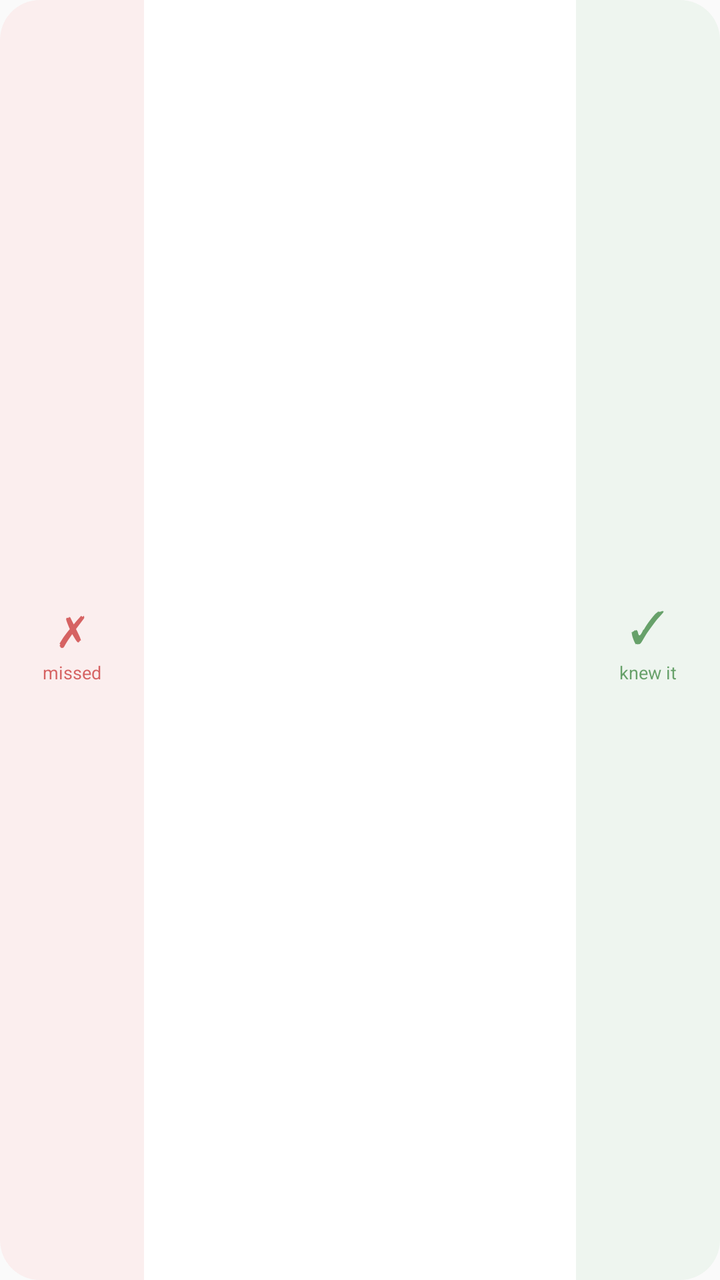
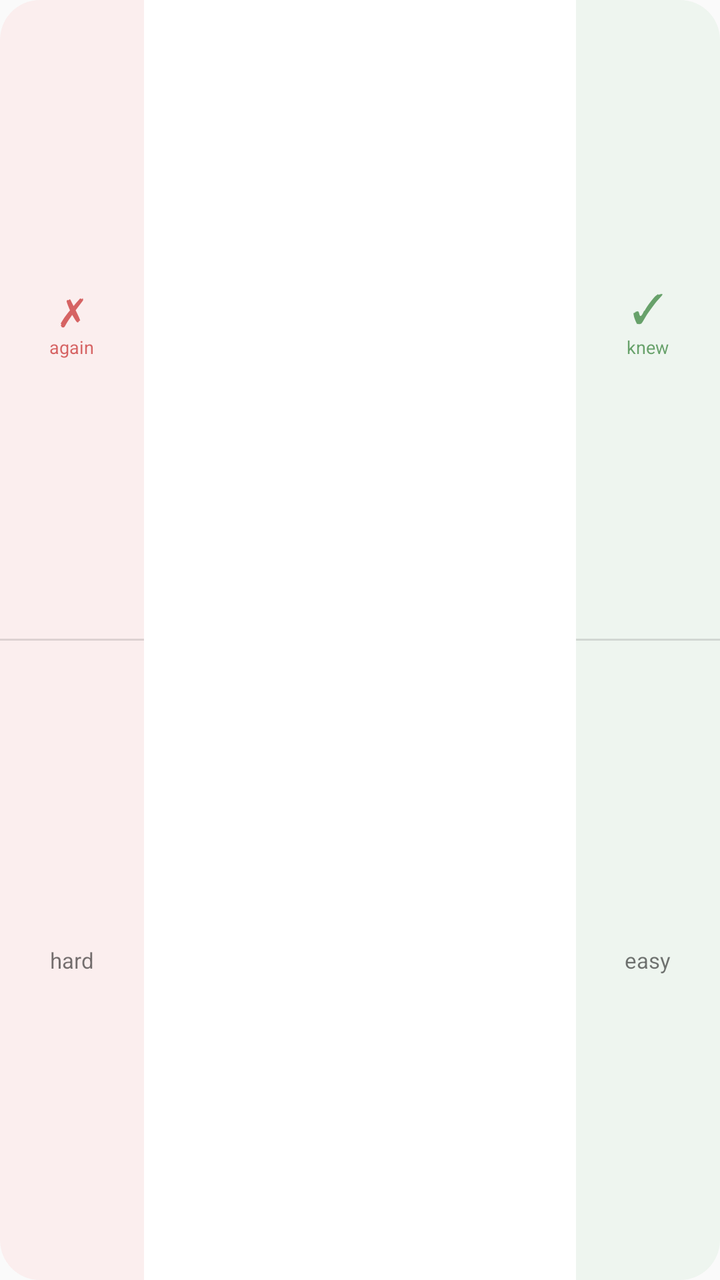

The first picture is an Android layout as it rendered before a commit; the second is the same layout after the commit. The layout source and the unified diff follow.
<!-- AndroidManifest.xml: application theme Theme.HanziDictionary -->
<!-- res/layout/widget_practice.xml -->
<?xml version="1.0" encoding="utf-8"?>
<LinearLayout xmlns:android="http://schemas.android.com/apk/res/android"
    android:layout_width="match_parent"
    android:layout_height="match_parent"
    android:background="@drawable/widget_background"
    android:orientation="horizontal">

    <LinearLayout
        android:id="@+id/zone_miss"
        android:layout_width="0dp"
        android:layout_height="match_parent"
        android:layout_weight="1"
        android:background="@drawable/widget_zone_miss"
        android:gravity="center"
        android:orientation="vertical">

        <TextView
            android:layout_width="wrap_content"
            android:layout_height="wrap_content"
            android:contentDescription="Didn't know it"
            android:text="✗"
            android:textColor="@color/widget_icon_miss"
            android:textSize="22sp" />

        <TextView
            android:layout_width="wrap_content"
            android:layout_height="wrap_content"
            android:layout_marginTop="2dp"
            android:text="missed"
            android:textColor="@color/widget_icon_miss"
            android:textSize="9sp" />
    </LinearLayout>

    <LinearLayout
        android:id="@+id/zone_card"
        android:layout_width="0dp"
        android:layout_height="match_parent"
        android:layout_weight="3"
        android:gravity="center"
        android:orientation="vertical"
        android:paddingStart="6dp"
        android:paddingEnd="6dp">

        <TextView
            android:id="@+id/widget_deck"
            android:layout_width="wrap_content"
            android:layout_height="wrap_content"
            android:maxLines="1"
            android:textColor="@color/widget_text_muted"
            android:textSize="10sp" />

        <TextView
            android:id="@+id/widget_card"
            android:layout_width="wrap_content"
            android:layout_height="wrap_content"
            android:maxLines="1"
            android:textColor="@color/widget_text"
            android:textSize="38sp" />

        
        <TextView
            android:id="@+id/widget_echo"
            android:layout_width="match_parent"
            android:layout_height="wrap_content"
            android:layout_marginTop="2dp"
            android:ellipsize="end"
            android:gravity="center"
            android:maxLines="2"
            android:textColor="@color/widget_text_muted"
            android:textSize="11sp" />
    </LinearLayout>

    <LinearLayout
        android:id="@+id/zone_knew"
        android:layout_width="0dp"
        android:layout_height="match_parent"
        android:layout_weight="1"
        android:background="@drawable/widget_zone_knew"
        android:gravity="center"
        android:orientation="vertical">

        <TextView
            android:layout_width="wrap_content"
            android:layout_height="wrap_content"
            android:contentDescription="Knew it"
            android:text="✓"
            android:textColor="@color/widget_icon_knew"
            android:textSize="22sp" />

        <TextView
            android:layout_width="wrap_content"
            android:layout_height="wrap_content"
            android:layout_marginTop="2dp"
            android:text="knew it"
            android:textColor="@color/widget_icon_knew"
            android:textSize="9sp" />
    </LinearLayout>
</LinearLayout>
<!-- resources referenced by this layout -->
<resources>
  <color name="widget_icon_knew">#B32E7D32</color>
  <color name="widget_icon_miss">#B3C62828</color>
  <color name="widget_text">#DE000000</color>
  <color name="widget_text_muted">#8A000000</color>
  <!-- drawable widget_background (drawable) -->
  <?xml version="1.0" encoding="utf-8"?>
  <shape xmlns:android="http://schemas.android.com/apk/res/android" android:shape="rectangle">
      <solid android:color="@color/widget_background" />
      <corners android:radius="20dp" />
  </shape>
  <!-- drawable widget_zone_knew (drawable) -->
  <?xml version="1.0" encoding="utf-8"?>
  <shape xmlns:android="http://schemas.android.com/apk/res/android" android:shape="rectangle">
      <solid android:color="@color/widget_zone_knew" />
      <corners
          android:bottomRightRadius="20dp"
          android:topRightRadius="20dp" />
  </shape>
  <!-- drawable widget_zone_miss (drawable) -->
  <?xml version="1.0" encoding="utf-8"?>
  <shape xmlns:android="http://schemas.android.com/apk/res/android" android:shape="rectangle">
      <solid android:color="@color/widget_zone_miss" />
      <corners
          android:bottomLeftRadius="20dp"
          android:topLeftRadius="20dp" />
  </shape>
  <style name="Theme.HanziDictionary" parent="android:Theme.Material.Light.NoActionBar" />
  <color name="widget_background">#F2FFFFFF</color>
  <color name="widget_zone_knew">#142E7D32</color>
  <color name="widget_zone_miss">#14C62828</color>
</resources>

<!-- the commit's change to res/layout/widget_practice.xml (unified diff, before → after) -->
@@ -5,30 +5,59 @@
     android:background="@drawable/widget_background"
     android:orientation="horizontal">
 
+    
     <LinearLayout
-        android:id="@+id/zone_miss"
         android:layout_width="0dp"
         android:layout_height="match_parent"
         android:layout_weight="1"
         android:background="@drawable/widget_zone_miss"
-        android:gravity="center"
         android:orientation="vertical">
 
-        <TextView
-            android:layout_width="wrap_content"
-            android:layout_height="wrap_content"
-            android:contentDescription="Didn't know it"
-            android:text="✗"
-            android:textColor="@color/widget_icon_miss"
-            android:textSize="22sp" />
+        <LinearLayout
+            android:id="@+id/zone_miss"
+            android:layout_width="match_parent"
+            android:layout_height="0dp"
+            android:layout_weight="1"
+            android:gravity="center"
+            android:orientation="vertical">
 
-        <TextView
-            android:layout_width="wrap_content"
-            android:layout_height="wrap_content"
-            android:layout_marginTop="2dp"
-            android:text="missed"
-            android:textColor="@color/widget_icon_miss"
-            android:textSize="9sp" />
+            <TextView
+                android:layout_width="wrap_content"
+                android:layout_height="wrap_content"
+                android:contentDescription="Didn't know it"
+                android:text="✗"
+                android:textColor="@color/widget_icon_miss"
+                android:textSize="20sp" />
+
+            <TextView
+                android:layout_width="wrap_content"
+                android:layout_height="wrap_content"
+                android:text="again"
+                android:textColor="@color/widget_icon_miss"
+                android:textSize="9sp" />
+        </LinearLayout>
+
+        <View
+            android:layout_width="match_parent"
+            android:layout_height="1dp"
+            android:background="@color/widget_divider" />
+
+        <LinearLayout
+            android:id="@+id/zone_hard"
+            android:layout_width="match_parent"
+            android:layout_height="0dp"
+            android:layout_weight="1"
+            android:contentDescription="Knew it, but barely"
+            android:gravity="center"
+            android:orientation="vertical">
+
+            <TextView
+                android:layout_width="wrap_content"
+                android:layout_height="wrap_content"
+                android:text="hard"
+                android:textColor="@color/widget_text_muted"
+                android:textSize="11sp" />
+        </LinearLayout>
     </LinearLayout>
 
     <LinearLayout
@@ -40,14 +69,6 @@
         android:orientation="vertical"
         android:paddingStart="6dp"
         android:paddingEnd="6dp">
-
-        <TextView
-            android:id="@+id/widget_deck"
-            android:layout_width="wrap_content"
-            android:layout_height="wrap_content"
-            android:maxLines="1"
-            android:textColor="@color/widget_text_muted"
-            android:textSize="10sp" />
 
         <TextView
             android:id="@+id/widget_card"
@@ -70,29 +91,58 @@
             android:textSize="11sp" />
     </LinearLayout>
 
+    
     <LinearLayout
-        android:id="@+id/zone_knew"
         android:layout_width="0dp"
         android:layout_height="match_parent"
         android:layout_weight="1"
         android:background="@drawable/widget_zone_knew"
-        android:gravity="center"
         android:orientation="vertical">
 
-        <TextView
-            android:layout_width="wrap_content"
-            android:layout_height="wrap_content"
-            android:contentDescription="Knew it"
-            android:text="✓"
-            android:textColor="@color/widget_icon_knew"
-            android:textSize="22sp" />
+        <LinearLayout
+            android:id="@+id/zone_knew"
+            android:layout_width="match_parent"
+            android:layout_height="0dp"
+            android:layout_weight="1"
+            android:gravity="center"
+            android:orientation="vertical">
 
-        <TextView
-            android:layout_width="wrap_content"
-            android:layout_height="wrap_content"
-            android:layout_marginTop="2dp"
-            android:text="knew it"
-            android:textColor="@color/widget_icon_knew"
-            android:textSize="9sp" />
+            <TextView
+                android:layout_width="wrap_content"
+                android:layout_height="wrap_content"
+                android:contentDescription="Knew it"
+                android:text="✓"
+                android:textColor="@color/widget_icon_knew"
+                android:textSize="20sp" />
+
+            <TextView
+                android:layout_width="wrap_content"
+                android:layout_height="wrap_content"
+                android:text="knew"
+                android:textColor="@color/widget_icon_knew"
+                android:textSize="9sp" />
+        </LinearLayout>
+
+        <View
+            android:layout_width="match_parent"
+            android:layout_height="1dp"
+            android:background="@color/widget_divider" />
+
+        <LinearLayout
+            android:id="@+id/zone_easy"
+            android:layout_width="match_parent"
+            android:layout_height="0dp"
+            android:layout_weight="1"
+            android:contentDescription="Knew it easily"
+            android:gravity="center"
+            android:orientation="vertical">
+
+            <TextView
+                android:layout_width="wrap_content"
+                android:layout_height="wrap_content"
+                android:text="easy"
+                android:textColor="@color/widget_text_muted"
+                android:textSize="11sp" />
+        </LinearLayout>
     </LinearLayout>
 </LinearLayout>
<!-- resource entries referenced after the edit -->
@@ -1,5 +1,6 @@
 <!-- resources referenced by this layout -->
 <resources>
+  <color name="widget_divider">#1F000000</color>
   <color name="widget_icon_knew">#B32E7D32</color>
   <color name="widget_icon_miss">#B3C62828</color>
   <color name="widget_text">#DE000000</color>
